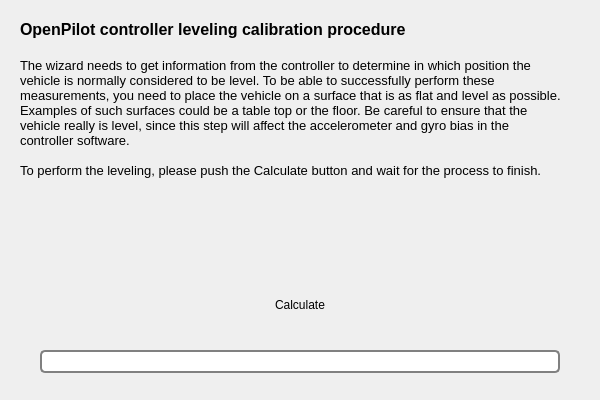
openpilot/OpenPilot, file ground/openpilotgcs/src/plugins/setupwizard/pages/levellingpage.ui: the form before one commit.
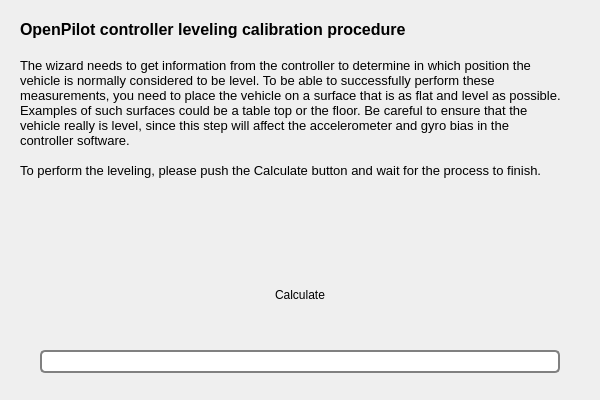
The form after the commit. Icons and pictures are not drawn.

Commit message: OP-39 Adding label to indicate when leveling is done in a more clear way.

The edit to the form file:
```diff
--- a/ground/openpilotgcs/src/plugins/setupwizard/pages/levellingpage.ui
+++ b/ground/openpilotgcs/src/plugins/setupwizard/pages/levellingpage.ui
@@ -44,7 +44,7 @@
    <property name="geometry">
     <rect>
      <x>200</x>
-     <y>270</y>
+     <y>260</y>
      <width>200</width>
      <height>70</height>
     </rect>
```
Left out of the diff: 18 changed lines with no effect on the pictures. The commit also changes 1 other file.
